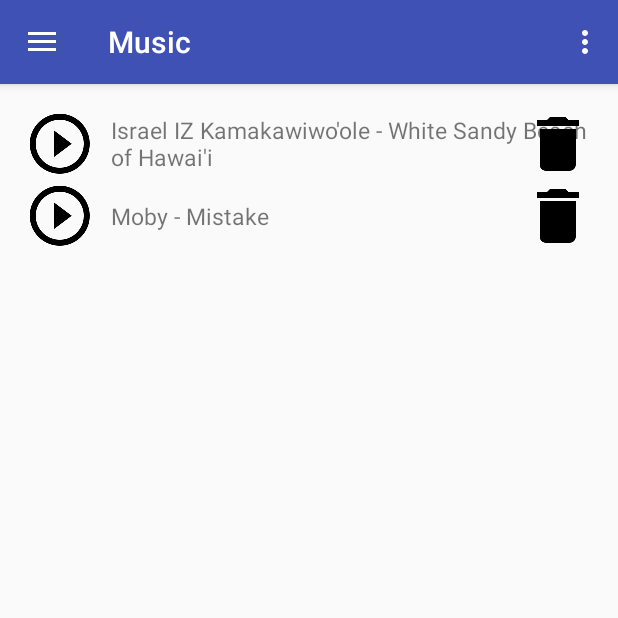
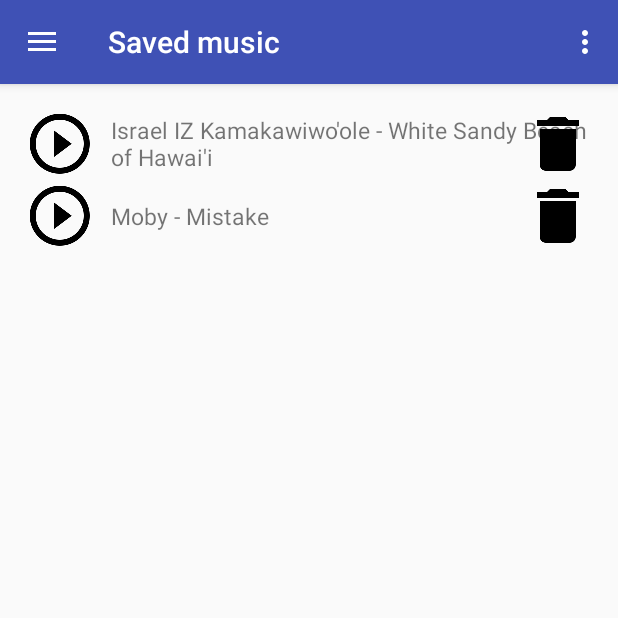
Before and after one commit to IvanShafran/tech-vk-music-app, an Android app: the screen it shows after launch (MainActivity), in the side drawer, after a tap on "Saved music", on a phone screen of 412 x 824 dp, the top half of it. Run offline under Robolectric (Android 15) with nearby library versions, the phone set to English and light mode, and no system bars; 3 statements that could not run were skipped.

```diff
--- a/Music/app/src/main/java/ru/technotrack/music/MainActivity.java
+++ b/Music/app/src/main/java/ru/technotrack/music/MainActivity.java
@@ -81,6 +81,8 @@ public class MainActivity extends AppCompatActivity
                                 .newInstance(CurrentPlaylistPresenter.
                                         getInstance().getPlaylist()))
                         .commit();
+
+                getSupportActionBar().setTitle(R.string.nav_current_playlist);
                 break;
             case R.id.nav_saved_tracks:
                 getSupportFragmentManager().beginTransaction()
@@ -88,12 +90,15 @@ public class MainActivity extends AppCompatActivity
                                 .newInstance(CurrentPlaylistPresenter
                                         .getInstance().getSavedTracks()))
                         .commit();
+                getSupportActionBar().setTitle(R.string.nav_saved_music);
                 break;
             case R.id.nav_search:
                 getSupportFragmentManager().beginTransaction().replace(R.id.content_main,
                         new PostListFragment()).commit();
+                getSupportActionBar().setTitle(R.string.nav_search);
                 break;
             case R.id.nav_settings:
+                getSupportActionBar().setTitle(R.string.nav_settings);
                 break;
         }
 
--- a/Music/app/src/main/java/ru/technotrack/music/view/PlayListRecycleViewAdapter.java
+++ b/Music/app/src/main/java/ru/technotrack/music/view/PlayListRecycleViewAdapter.java
@@ -48,7 +48,11 @@ public class PlayListRecycleViewAdapter
 
     @Override
     public int getItemCount() {
-        return mTracks.size();
+        if (mTracks != null) {
+            return mTracks.size();
+        } else {
+            return 0;
+        }
     }
 
     @Override
```
Also changed, not shown: Music/app/src/main/java/ru/technotrack/music/music_playing/MusicService.java (+11 -0 lines).
